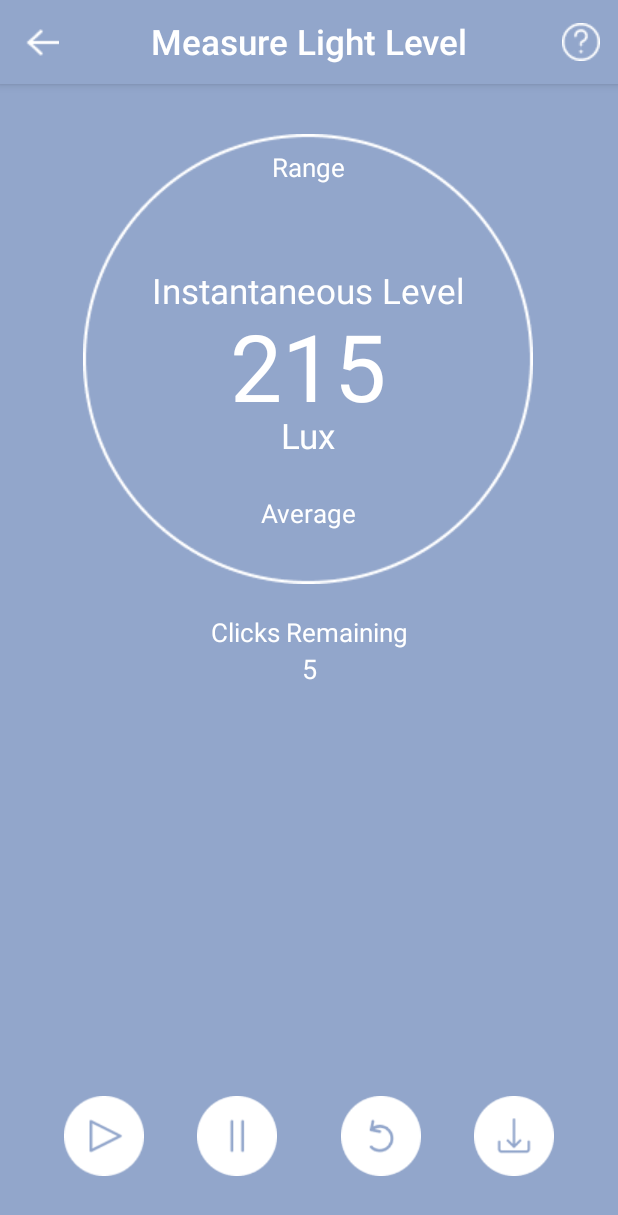
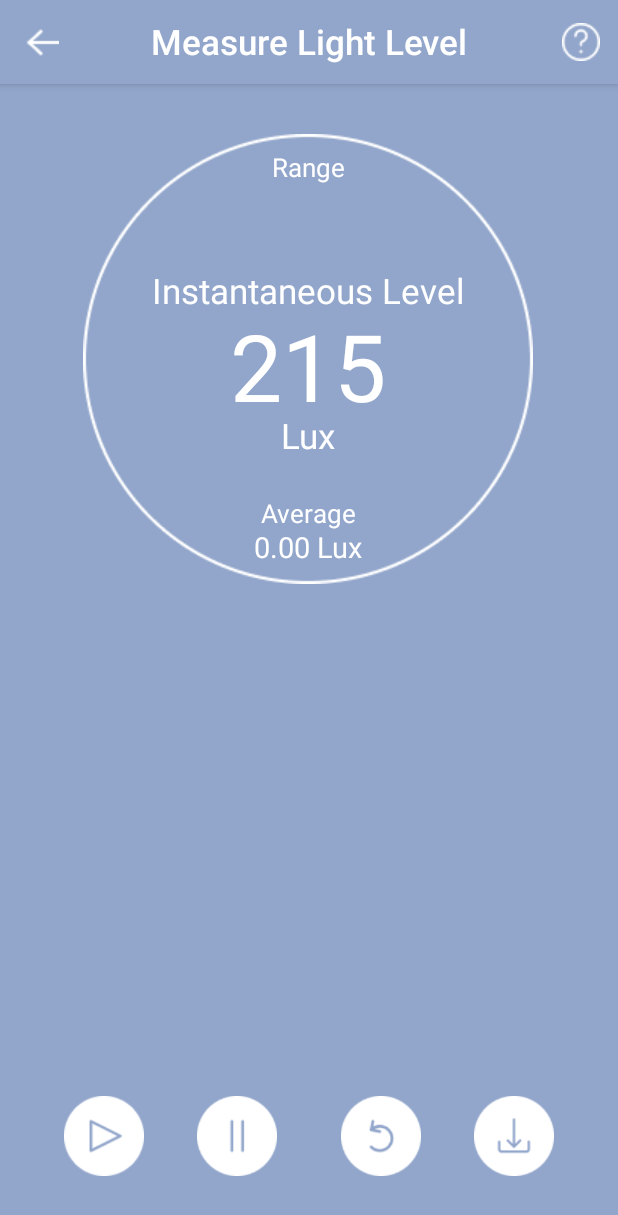
Before and after one commit to ChloeZ1208/IllumiSmart, an Android app: the LightLevelActivity screen opened directly, with no data from a screen before it, after a tap on "Pause", on a phone screen of 412 x 824 dp. Shown: the top 1215 px of the screen. Run offline under Robolectric (Android 15) with nearby library versions, the phone set to English and light mode, and no system bars; our stand-ins replace Room's generated code; 2 other taps on this screen came first.

Commit message:
Zhe: finished lux measurement on a range of time

```diff
--- a/app/src/main/java/android/example/illumismart/LightLevelActivity.java
+++ b/app/src/main/java/android/example/illumismart/LightLevelActivity.java
@@ -7,12 +7,14 @@ import android.content.Intent;
 import android.content.SharedPreferences;
 import android.example.illumismart.entity.Illuminance;
 import android.example.illumismart.viewmodel.IlluminanceViewModel;
+import android.graphics.Color;
 import android.hardware.Sensor;
 import android.hardware.SensorEvent;
 import android.hardware.SensorEventListener;
 import android.hardware.SensorManager;
 import android.media.Image;
 import android.os.Bundle;
+import android.os.CountDownTimer;
 import android.util.Log;
 import android.view.View;
 import android.widget.Button;
@@ -23,6 +25,7 @@ import android.widget.Toast;
 
 import com.google.android.material.appbar.MaterialToolbar;
 
+import java.text.DecimalFormat;
 import java.text.SimpleDateFormat;
 import java.util.ArrayList;
 import java.util.Collections;
@@ -31,7 +34,7 @@ import java.util.List;
 import java.util.Locale;
 
 public class LightLevelActivity extends AppCompatActivity {
-
+    private static final String LOG_TAG = LightLevelActivity.class.getSimpleName();
     private MaterialToolbar topAppBar;
     private TextView mlightLevel;
     private SensorManager sensorManager;
@@ -41,13 +44,14 @@ public class LightLevelActivity extends AppCompatActivity {
     private ImageButton lightLevelPause;
     private ImageButton lightLevelReset;
     private ImageButton lightLevelSave;
-    private TextView averageLux;
-    private TextView clicksNum;
-    private List<Float> lightlux;
-    private int cnt;
+    private TextView luxMeasurementAverage;
+    private TextView luxMeasurementRemainTime;
+    private TextView luxMeasurementHeader;
+    private ArrayList<Float> luxMeasurementTmpList;
+    private Boolean luxMeasurementActivated;
+    private CountDownTimer luxMeasurementTimer;
     private float minLux;
     private float maxLux;
-    private float average_lux; // average lux
     private String timeStamp;
 
     private IlluminanceViewModel illuminanceViewModel;
@@ -63,7 +67,8 @@ public class LightLevelActivity extends AppCompatActivity {
         timeStamp = "yyyyMMddHHmm";
         IlluminanceViewModel.Factory factory = new IlluminanceViewModel.Factory(
                 this.getApplication(), timeStamp);
-        illuminanceViewModel = new ViewModelProvider(this, factory).get(IlluminanceViewModel.class);
+        illuminanceViewModel = new ViewModelProvider(this, factory)
+                .get(IlluminanceViewModel.class);
 
         // Set navigation back
         topAppBar.setNavigationOnClickListener(new View.OnClickListener() {
@@ -76,26 +81,27 @@ public class LightLevelActivity extends AppCompatActivity {
         // Set user guidance
         topAppBar.setOnMenuItemClickListener(menuItem -> {
             if(menuItem.getItemId() == R.id.nav_guide) {
-                startActivity(new Intent(LightLevelActivity.this, LightLevelGuideActivity.class));
+                startActivity(new Intent(LightLevelActivity.this,
+                        LightLevelGuideActivity.class));
                 return true;
             }
             return false;
         });
 
         sensorManager = (SensorManager)getSystemService(SENSOR_SERVICE);
-        lightSensor = sensorManager.getDefaultSensor(Sensor.TYPE_LIGHT);
-        lightlux = new ArrayList();
-        cnt = 0;
+        if (sensorManager != null) {
+            lightSensor = sensorManager.getDefaultSensor(Sensor.TYPE_LIGHT);
+        }
+        luxMeasurementTmpList = new ArrayList<Float>();
+        luxMeasurementActivated = false;
 
         // get average lux (when user navigate back to this page)
         /*
-        *  TODO: get view details info
+         *  TODO: get view details info
          */
         SharedPreferences mPrefs = getSharedPreferences("average", MODE_PRIVATE);
         String average = mPrefs.getString("averageLux", "");
-        cnt = mPrefs.getInt("cnt", 0);
-        clicksNum.setText(String.valueOf(5 - cnt));
-        averageLux.setText(average);
+        luxMeasurementAverage.setText(average);
         maxLux = mPrefs.getFloat("maxLux", Float.MIN_VALUE);
         minLux = mPrefs.getFloat("minLux", Float.MAX_VALUE);
 
@@ -104,66 +110,75 @@ public class LightLevelActivity extends AppCompatActivity {
             @Override
             public void onSensorChanged(SensorEvent event) {
                 mlightLevel.setText(String.valueOf(event.values[0]));
-
-                // click the button five times and record the light levels.
-                lightLevelPlay.setOnClickListener(new View.OnClickListener() {
-                    @Override
-                    public void onClick(View v) {
-                        if (cnt < 5) {
-                            lightlux.add(event.values[0]);
-                            cnt++;
-                            clicksNum.setText(String.valueOf(5 - cnt));
-                        } else {
-                            Toast.makeText(LightLevelActivity.this, "Stats enough", Toast.LENGTH_SHORT).show();
-                        }
-                    }
-                });
-
+                if (luxMeasurementActivated) {
+                    luxMeasurementTmpList.add(event.values[0]);
+                }
             }
 
             @Override
             public void onAccuracyChanged(Sensor sensor, int accuracy) {
-                //Toast.makeText(LightLevelActivity.this, "accuracy changed!", Toast.LENGTH_SHORT).show();
+                // TODO
             }
         };
+
+        luxMeasurementTimer = new CountDownTimer(10000, 1000) {
+
+            @Override
+            public void onTick(long millisUntilFinished) {
+                // TODO: alter play button background to notify click banned
+                lightLevelPlay.setClickable(false);
+                lightLevelReset.setClickable(false);
+                lightLevelSave.setClickable(false);
+                luxMeasurementRemainTime.setVisibility(View.VISIBLE);
+                luxMeasurementRemainTime.setText(
+                        String.valueOf(millisUntilFinished / 1000));
+            }
+
+            @Override
+            public void onFinish() {
+                luxMeasurementActivated = false;
+                luxMeasurementHeader.setVisibility(View.INVISIBLE);
+                luxMeasurementRemainTime.setVisibility(View.INVISIBLE);
+                luxMeasurementAverage.setText(getLuxMeasurementAverage());
+                luxMeasurementAverage.append(" Lux");
+                // save the time
+                timeStamp = new SimpleDateFormat("yyyyMMddHHmm", Locale.CHINA).
+                        format(new Date());
+                // TODO: alter play button background to notify click unlock
+                lightLevelPlay.setClickable(true);
+                lightLevelReset.setClickable(true);
+                lightLevelSave.setClickable(true);
+            }
+        };
+
+        lightLevelPlay.setOnClickListener(new View.OnClickListener() {
+            @Override
+            public void onClick(View v) {
+                // Initialize tmp list for lux
+                luxMeasurementTmpList.clear();
+                // Flag on: insert lux to the tmp list
+                luxMeasurementActivated = true;
+                // Clear previous average lux display
+                luxMeasurementAverage.setText(" ");
+                // Countdown text display
+                luxMeasurementHeader.setVisibility(View.VISIBLE);
+                // Start timer
+                luxMeasurementTimer.start();
+            }
+        });
 
         lightLevelPause.setOnClickListener(new View.OnClickListener() {
             @Override
             public void onClick(View v) {
-                if (cnt == 5) {
-                    float sum = 0;
-                    //minLux = Float.MAX_VALUE;
-                    //maxLux = Float.MIN_VALUE;
-                    for (float l: lightlux) {
-                        sum += l;
-                        minLux = Math.min(minLux, l);
-                        maxLux = Math.max(maxLux, l);
-                    }
-                    average_lux = sum / 5;
-                    //Log.d("average", String.valueOf(average_lux));
-                    averageLux.setText(String.valueOf(average_lux));
-                    averageLux.append(" Lux");
-
-                    // save the time
-                    timeStamp = new SimpleDateFormat("yyyyMMddHHmm", Locale.CHINA).format(new Date());
-
-                    /*
-                    * TODO: View details-Provide lighting guidance (with age and work info)
-                    *
-                     */
-
-                } else if (cnt < 5){
-                    Toast.makeText(LightLevelActivity.this, "Click play to get more stats", Toast.LENGTH_SHORT).show();
-                }
+                luxMeasurementTimer.cancel();
+                luxMeasurementTimer.onFinish();
             }
         });
 
         lightLevelReset.setOnClickListener(new View.OnClickListener() {
             @Override
             public void onClick(View v) {
-                cnt = 0;
-                clicksNum.setText(String.valueOf(5 - cnt));
-                averageLux.setText(" ");
+                luxMeasurementAverage.setText(" ");
             }
         });
 
@@ -173,28 +188,49 @@ public class LightLevelActivity extends AppCompatActivity {
                 /*
                  *  TODO: save minLux, maxLux, average_lux to database
                  */
-                if (cnt == 5) {
+                if (luxMeasurementTmpList.size() != 0) {
                     Illuminance illuminance = new Illuminance
-                            (timeStamp, String.valueOf(minLux), String.valueOf(maxLux), averageLux.getText().toString());
+                            (timeStamp, String.valueOf(minLux), String.valueOf(maxLux),
+                                    luxMeasurementAverage.getText().toString());
                     illuminanceViewModel.insert(illuminance);
                 } else {
-                    Toast.makeText(LightLevelActivity.this, "Click play to get more stats", Toast.LENGTH_SHORT).show();
+                    Toast.makeText(LightLevelActivity.this,
+                            "No data to save. Click play!", Toast.LENGTH_SHORT).show();
                 }
 
             }
         });
     }
 
+    private String getLuxMeasurementAverage() {
+        DecimalFormat df = new DecimalFormat("0.00");
+        float luxMeasurementSum = 0;
+        if (luxMeasurementTmpList.size() == 0) {
+            minLux = 0;
+            maxLux = 0;
+            return df.format(luxMeasurementSum);
+        }
+        minLux = luxMeasurementTmpList.get(0);
+        maxLux = luxMeasurementTmpList.get(0);
+        for (float lux : luxMeasurementTmpList) {
+            luxMeasurementSum += lux;
+            minLux = Math.min(minLux, lux);
+            maxLux = Math.max(maxLux, lux);
+        }
+        Log.d("luxMeasurementSum: ", df.format(luxMeasurementSum));
+            return df.format(luxMeasurementSum/luxMeasurementTmpList.size());
+    }
+
     @Override
     protected void onPause() {
         super.onPause();
-        sensorManager.unregisterListener(lightListener, lightSensor);
-        // save averagelux, viewdetails state
+        if (sensorManager != null && lightSensor != null) {
+            sensorManager.unregisterListener(lightListener, lightSensor);
+        }
         SharedPreferences preferences = getSharedPreferences("average", MODE_PRIVATE);
         SharedPreferences.Editor editor = preferences.edit();
-        String average = averageLux.getText().toString();
+        String average = luxMeasurementAverage.getText().toString();
         editor.putString("averageLux", average);
-        editor.putInt("cnt", cnt);
         editor.putFloat("maxLux", maxLux);
         editor.putFloat("minLux", minLux);
 
@@ -208,7 +244,12 @@ public class LightLevelActivity extends AppCompatActivity {
     protected void onResume() {
         // Register a listener for the sensor.
         super.onResume();
-        sensorManager.registerListener(lightListener, lightSensor, SensorManager.SENSOR_DELAY_FASTEST);
+        if (sensorManager != null && lightSensor != null) {
+            sensorManager.registerListener(lightListener, lightSensor,
+                    SensorManager.SENSOR_DELAY_FASTEST);
+        } else {
+            Log.w(LOG_TAG, "Unable to register light sensor.");
+        }
     }
 
 
@@ -219,8 +260,9 @@ public class LightLevelActivity extends AppCompatActivity {
         lightLevelPause = findViewById(R.id.light_level_pause);
         lightLevelReset = findViewById(R.id.light_level_reset);
         lightLevelSave = findViewById(R.id.light_level_save);
-        averageLux = findViewById(R.id.average_light_level);
-        clicksNum = findViewById(R.id.clicks_num);
+        luxMeasurementAverage = findViewById(R.id.average_light_level);
+        luxMeasurementHeader = findViewById(R.id.clicks_txt);
+        luxMeasurementRemainTime = findViewById(R.id.clicks_num);
     }
 
 }
--- a/app/src/main/res/layout/activity_light_level.xml
+++ b/app/src/main/res/layout/activity_light_level.xml
@@ -168,6 +168,7 @@
         android:layout_height="wrap_content"
         android:layout_marginBottom="12dp"
         android:fontFamily="sans-serif"
+        android:text="None"
         android:textSize="19sp"
         app:layout_constraintBottom_toBottomOf="@+id/circle"
         app:layout_constraintEnd_toEndOf="@+id/circle"
@@ -189,8 +190,9 @@
         android:layout_width="wrap_content"
         android:layout_height="wrap_content"
         android:layout_marginTop="20dp"
-        android:text="Clicks Remaining"
+        android:text="Seconds remaining"
         android:textSize="17sp"
+        android:visibility="invisible"
         app:layout_constraintEnd_toEndOf="parent"
         app:layout_constraintStart_toStartOf="parent"
         app:layout_constraintTop_toBottomOf="@+id/circle" />
@@ -201,6 +203,7 @@
         android:layout_height="wrap_content"
         android:text="5"
         android:textSize="18sp"
+        android:visibility="invisible"
         app:layout_constraintEnd_toEndOf="@+id/clicks_txt"
         app:layout_constraintStart_toStartOf="@+id/clicks_txt"
         app:layout_constraintTop_toBottomOf="@+id/clicks_txt" />
```
Also changed, not shown: 3 other files.
